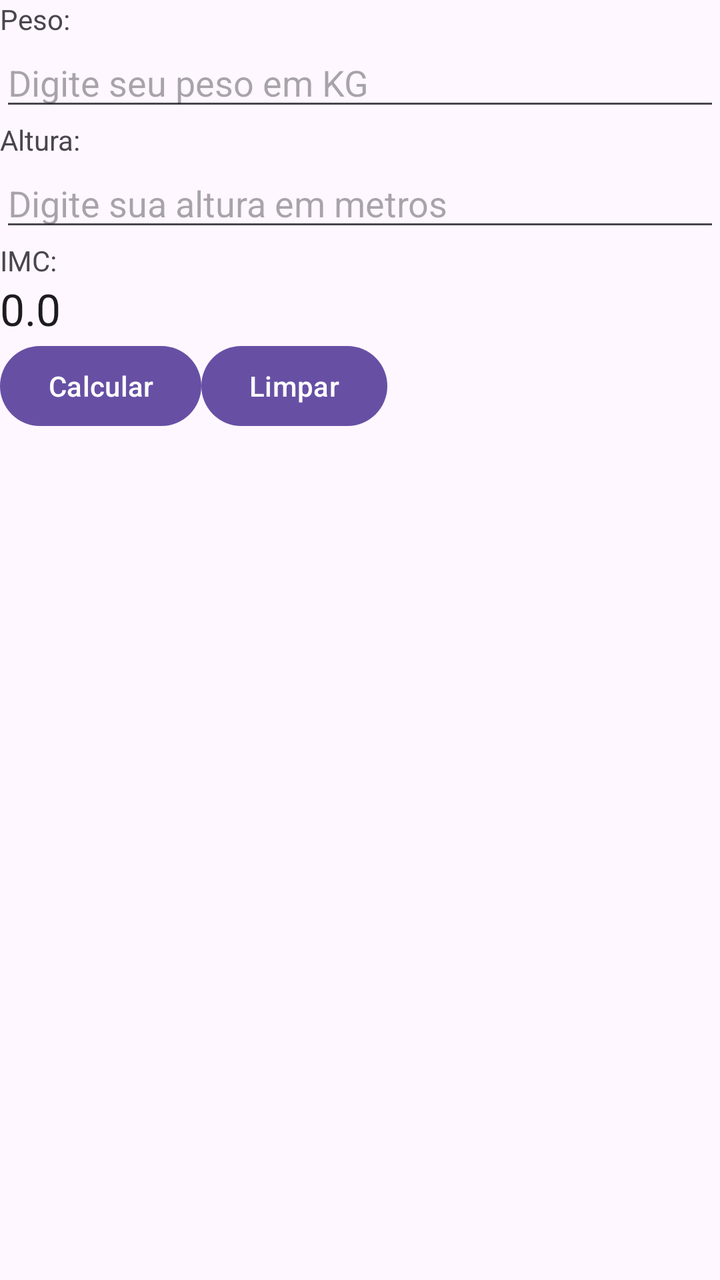
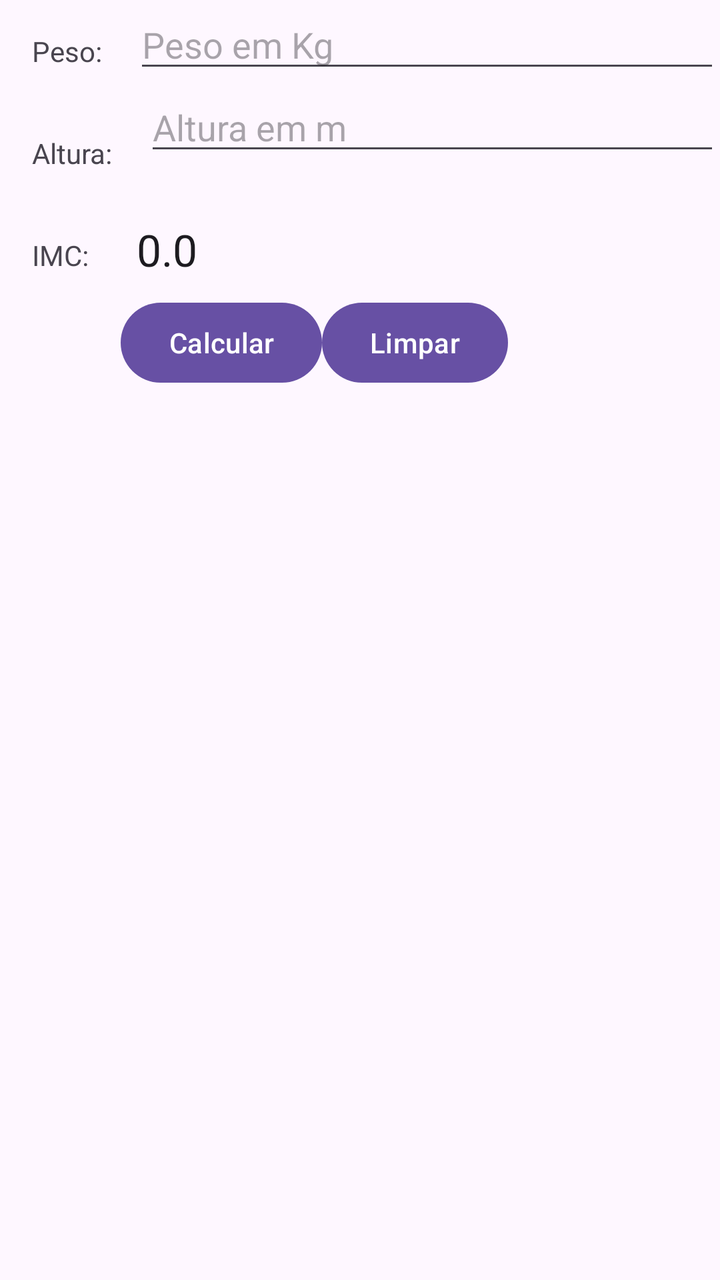

An Android layout rendered at two revisions. The XML below is the earlier revision; the diff shows what the commit changed to produce the second picture.
<!-- AndroidManifest.xml: application theme Theme.CalculaIMC -->
<!-- res/layout/activity_main.xml -->
<?xml version="1.0" encoding="utf-8"?>
<LinearLayout xmlns:android="http://schemas.android.com/apk/res/android"
    xmlns:app="http://schemas.android.com/apk/res-auto"
    xmlns:tools="http://schemas.android.com/tools"
    android:id="@+id/main"
    android:layout_width="match_parent"
    android:layout_height="match_parent"
    android:orientation="vertical"
    tools:context=".MainActivity">

    <TextView
        android:layout_width="wrap_content"
        android:layout_height="wrap_content"
        android:text="Peso:" />

    <EditText
        android:id="@+id/etPeso"
        android:layout_width="match_parent"
        android:layout_height="wrap_content"
        android:hint="Digite seu peso em KG"
        android:inputType="numberDecimal" />

    <TextView
        android:layout_width="wrap_content"
        android:layout_height="wrap_content"
        android:text="Altura:" />

    <EditText
        android:id="@+id/etAltura"
        android:layout_width="match_parent"
        android:layout_height="wrap_content"
        android:hint="Digite sua altura em metros"
        android:inputType="numberDecimal" />

    <TextView
        android:layout_width="wrap_content"
        android:layout_height="wrap_content"
        android:text="IMC:" />

    <TextView
        android:id="@+id/tvResultado"
        android:layout_width="wrap_content"
        android:layout_height="wrap_content"
        android:text="0.0"
        android:textAppearance="@android:style/TextAppearance.Large" />

    <LinearLayout
        android:layout_width="match_parent"
        android:layout_height="wrap_content"
        android:orientation="horizontal">

        <Button
            android:id="@+id/btCalcular"
            android:layout_width="wrap_content"
            android:layout_height="wrap_content"
            android:text="Calcular" />

        <Button
            android:id="@+id/btLimpar"
            android:layout_width="wrap_content"
            android:layout_height="wrap_content"
            android:text="Limpar" />
    </LinearLayout>
</LinearLayout>
<!-- resources referenced by this layout -->
<resources>
  <style name="Theme.CalculaIMC" parent="Base.Theme.CalculaIMC" />
  <style name="Base.Theme.CalculaIMC" parent="Theme.Material3.DayNight.NoActionBar">
          
          
      </style>
</resources>

<!-- the commit's change to res/layout/activity_main.xml (unified diff, before → after) -->
@@ -1,64 +1,92 @@
 <?xml version="1.0" encoding="utf-8"?>
-<LinearLayout xmlns:android="http://schemas.android.com/apk/res/android"
+<androidx.constraintlayout.widget.ConstraintLayout xmlns:android="http://schemas.android.com/apk/res/android"
     xmlns:app="http://schemas.android.com/apk/res-auto"
     xmlns:tools="http://schemas.android.com/tools"
     android:id="@+id/main"
     android:layout_width="match_parent"
     android:layout_height="match_parent"
-    android:orientation="vertical"
     tools:context=".MainActivity">
 
     <TextView
+        android:id="@+id/tvPeso"
         android:layout_width="wrap_content"
         android:layout_height="wrap_content"
+        android:padding="16dp"
+        app:layout_constraintStart_toStartOf="parent"
+        app:layout_constraintTop_toTopOf="parent"
         android:text="Peso:" />
+
 
     <EditText
         android:id="@+id/etPeso"
-        android:layout_width="match_parent"
+        android:layout_width="0dp"
         android:layout_height="wrap_content"
-        android:hint="Digite seu peso em KG"
-        android:inputType="numberDecimal" />
+        android:hint="Peso em Kg"
+        android:inputType="numberDecimal"
+        app:layout_constraintStart_toEndOf="@id/tvPeso"
+        app:layout_constraintTop_toTopOf="parent"
+        app:layout_constraintEnd_toEndOf="parent" />
 
     <TextView
+        android:id="@+id/tvAltura"
         android:layout_width="wrap_content"
         android:layout_height="wrap_content"
-        android:text="Altura:" />
+        android:text="Altura:"
+        android:padding="16dp"
+        app:layout_constraintStart_toStartOf="@id/tvPeso"
+        app:layout_constraintTop_toBottomOf="@id/tvPeso"
+        />
 
     <EditText
         android:id="@+id/etAltura"
-        android:layout_width="match_parent"
+        android:layout_width="0dp"
         android:layout_height="wrap_content"
-        android:hint="Digite sua altura em metros"
-        android:inputType="numberDecimal" />
+        android:hint="Altura em m"
+        android:inputType="numberDecimal"
+        app:layout_constraintStart_toEndOf="@id/tvAltura"
+        app:layout_constraintTop_toBottomOf="@id/etPeso"
+        app:layout_constraintEnd_toEndOf="parent" />
+
 
     <TextView
+        android:id="@+id/tvIMC"
         android:layout_width="wrap_content"
         android:layout_height="wrap_content"
-        android:text="IMC:" />
+        android:text="IMC:"
+        android:padding="16dp"
+        app:layout_constraintStart_toStartOf="@id/tvAltura"
+        app:layout_constraintTop_toBottomOf="@id/tvAltura"
+        />
 
     <TextView
         android:id="@+id/tvResultado"
         android:layout_width="wrap_content"
         android:layout_height="wrap_content"
+        android:padding="8dp"
         android:text="0.0"
-        android:textAppearance="@android:style/TextAppearance.Large" />
+        android:textAppearance="@android:style/TextAppearance.Large"
+        app:layout_constraintStart_toEndOf="@id/tvIMC"
+        app:layout_constraintTop_toTopOf="@id/tvIMC"
+        />
 
-    <LinearLayout
-        android:layout_width="match_parent"
+
+    <Button
+        android:id="@+id/btCalcular"
+        android:layout_width="wrap_content"
         android:layout_height="wrap_content"
-        android:orientation="horizontal">
+        android:text="Calcular"
+        app:layout_constraintStart_toStartOf="@id/tvResultado"
+        app:layout_constraintTop_toBottomOf="@id/tvResultado" />
 
-        <Button
-            android:id="@+id/btCalcular"
-            android:layout_width="wrap_content"
-            android:layout_height="wrap_content"
-            android:text="Calcular" />
 
-        <Button
-            android:id="@+id/btLimpar"
-            android:layout_width="wrap_content"
-            android:layout_height="wrap_content"
-            android:text="Limpar" />
-    </LinearLayout>
-</LinearLayout>
+    <Button
+        android:id="@+id/btLimpar"
+        android:layout_width="wrap_content"
+        android:layout_height="wrap_content"
+        android:text="Limpar"
+        app:layout_constraintStart_toEndOf="@id/btCalcular"
+        app:layout_constraintTop_toTopOf="@id/btCalcular"
+
+        />
+
+</androidx.constraintlayout.widget.ConstraintLayout>
